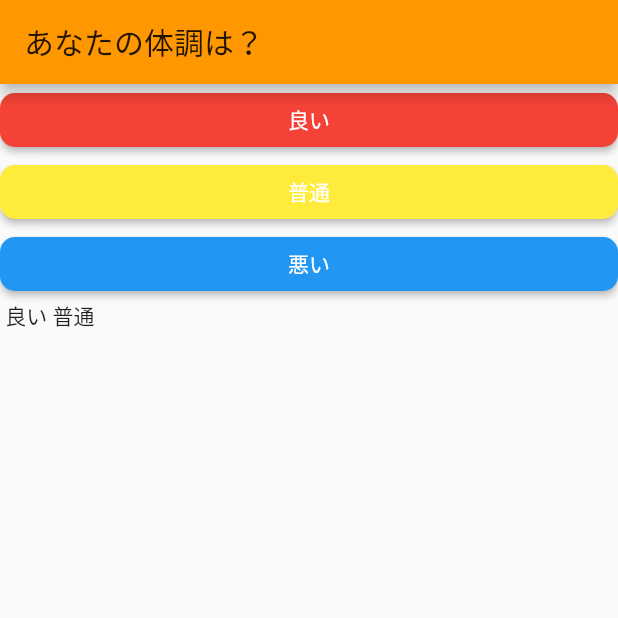
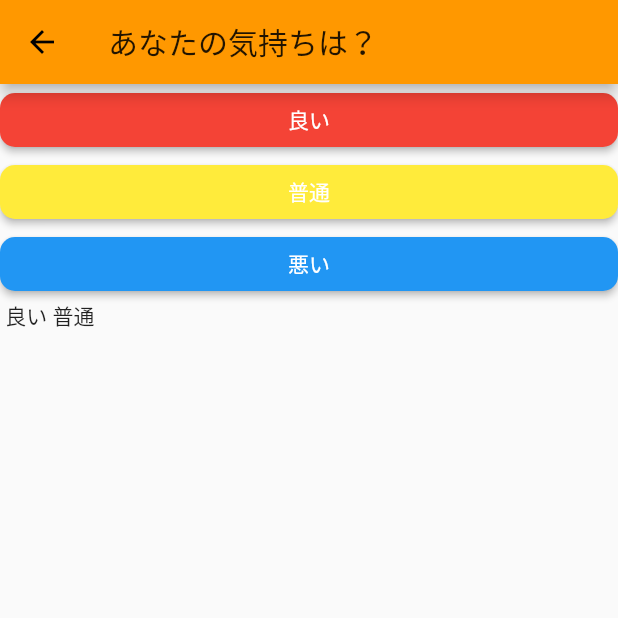
Before and after one commit to rmaejima/flutter-questionair-app, a Flutter app: the screen it shows after launch, after a tap on "良い", after a tap on "普通", on a phone screen of 412 x 824 dp, the top half of it. Run offline on Flutter 3.47's test engine with Material 2 defaults, Android fonts, the light colour scheme and no system bars; our stand-ins replace flutter_hooks, flutter_riverpod, freezed_annotation, hooks_riverpod, state_notifier.

Commit message:
Split file

```diff
--- /dev/null
+++ b/lib/views/components/common/q_button.dart
@@ -0,0 +1,45 @@
+import 'package:flutter/material.dart';
+import 'package:flutter_hooks/flutter_hooks.dart';
+import 'package:hooks_riverpod/hooks_riverpod.dart';
+import 'package:questionair_app/providers/questionair_provider.dart';
+import 'package:questionair_app/views/screens/q2.dart';
+
+class QButton extends HookWidget {
+  QButton({
+    required this.param,
+    required this.color,
+    // required this.route,
+  });
+  String param;
+  Color color;
+  // Widget route;
+
+  @override
+  Widget build(BuildContext context) {
+    // コントローラの宣言
+    final _questionairController = useProvider(questionairProvider.notifier);
+    return ElevatedButton(
+      child: Text(param),
+      style: ElevatedButton.styleFrom(
+        primary: color,
+        onPrimary: Colors.white,
+        shape: RoundedRectangleBorder(
+          borderRadius: BorderRadius.circular(10),
+        ),
+      ),
+      onPressed: () {
+        _questionairController.setParam(param);
+        // エラーが起こる
+        Navigator.push(
+          context,
+          MaterialPageRoute<void>(
+            builder: (context) {
+              // return route;
+              return Q2();
+            },
+          ),
+        );
+      },
+    );
+  }
+}
--- a/lib/views/screens/q1.dart
+++ b/lib/views/screens/q1.dart
@@ -1,6 +1,7 @@
 import 'package:flutter/cupertino.dart';
 import 'package:flutter/material.dart';
 import 'package:flutter_hooks/flutter_hooks.dart';
+import 'package:questionair_app/views/components/common/q_button.dart';
 import 'package:questionair_app/views/screens/q2.dart';
 import 'package:hooks_riverpod/hooks_riverpod.dart';
 
@@ -21,54 +22,69 @@ class Q1 extends HookWidget {
       ),
       body: ListView(
         children: [
-          ElevatedButton(
-            child: const Text('良い'),
-            style: ElevatedButton.styleFrom(
-              primary: Colors.red,
-              onPrimary: Colors.white,
-              shape: RoundedRectangleBorder(
-                borderRadius: BorderRadius.circular(10),
-              ),
-            ),
-            onPressed: () {
-              _questionairController.setParam('良い');
-              // エラーが起こる
-              Navigator.push(
-                context,
-                MaterialPageRoute<void>(
-                  builder: (context) {
-                    return Q2();
-                  },
-                ),
-              );
-            },
+          QButton(
+            param: '良い',
+            color: Colors.red,
+            // route: Q2(),
           ),
-          ElevatedButton(
-            child: const Text('普通'),
-            style: ElevatedButton.styleFrom(
-              primary: Colors.yellow,
-              onPrimary: Colors.white,
-              shape: RoundedRectangleBorder(
-                borderRadius: BorderRadius.circular(10),
-              ),
-            ),
-            onPressed: () {
-              _questionairController.setParam('普通');
-            },
+          QButton(
+            param: '普通',
+            color: Colors.yellow,
+            // route: Q2(),
           ),
-          ElevatedButton(
-            child: const Text('悪い'),
-            style: ElevatedButton.styleFrom(
-              primary: Colors.blue,
-              onPrimary: Colors.white,
-              shape: RoundedRectangleBorder(
-                borderRadius: BorderRadius.circular(10),
-              ),
-            ),
-            onPressed: () {
-              _questionairController.setParam('悪い');
-            },
+          QButton(
+            param: '悪い',
+            color: Colors.blue,
+            // route: Q2(),
           ),
+          // ElevatedButton(
+          //   child: const Text('良い'),
+          //   style: ElevatedButton.styleFrom(
+          //     primary: Colors.red,
+          //     onPrimary: Colors.white,
+          //     shape: RoundedRectangleBorder(
+          //       borderRadius: BorderRadius.circular(10),
+          //     ),
+          //   ),
+          //   onPressed: () {
+          //     _questionairController.setParam('良い');
+          //     // エラーが起こる
+          //     Navigator.push(
+          //       context,
+          //       MaterialPageRoute<void>(
+          //         builder: (context) {
+          //           return Q2();
+          //         },
+          //       ),
+          //     );
+          //   },
+          // ),
+          // ElevatedButton(
+          //   child: const Text('普通'),
+          //   style: ElevatedButton.styleFrom(
+          //     primary: Colors.yellow,
+          //     onPrimary: Colors.white,
+          //     shape: RoundedRectangleBorder(
+          //       borderRadius: BorderRadius.circular(10),
+          //     ),
+          //   ),
+          //   onPressed: () {
+          //     _questionairController.setParam('普通');
+          //   },
+          // ),
+          // ElevatedButton(
+          //   child: const Text('悪い'),
+          //   style: ElevatedButton.styleFrom(
+          //     primary: Colors.blue,
+          //     onPrimary: Colors.white,
+          //     shape: RoundedRectangleBorder(
+          //       borderRadius: BorderRadius.circular(10),
+          //     ),
+          //   ),
+          //   onPressed: () {
+          //     _questionairController.setParam('悪い');
+          //   },
+          // ),
           Text('${_questionairState.param}'),
         ],
       ),
--- a/lib/views/screens/q2.dart
+++ b/lib/views/screens/q2.dart
@@ -16,7 +16,7 @@ class Q2 extends HookWidget {
 
     return Scaffold(
       appBar: AppBar(
-        title: Text('あなたの体調は？'),
+        title: Text('あなたの気持ちは？'),
       ),
       body: ListView(
         children: [
```
Also changed, not shown: lib/views/components/common/show_questionair_state.dart (added, +15 -0 lines).
